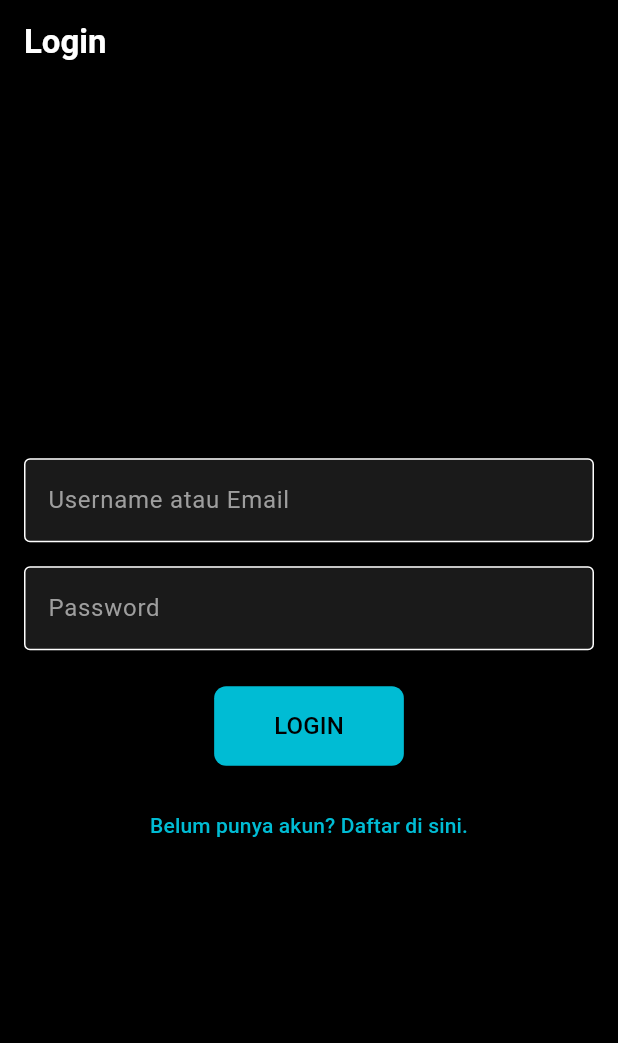
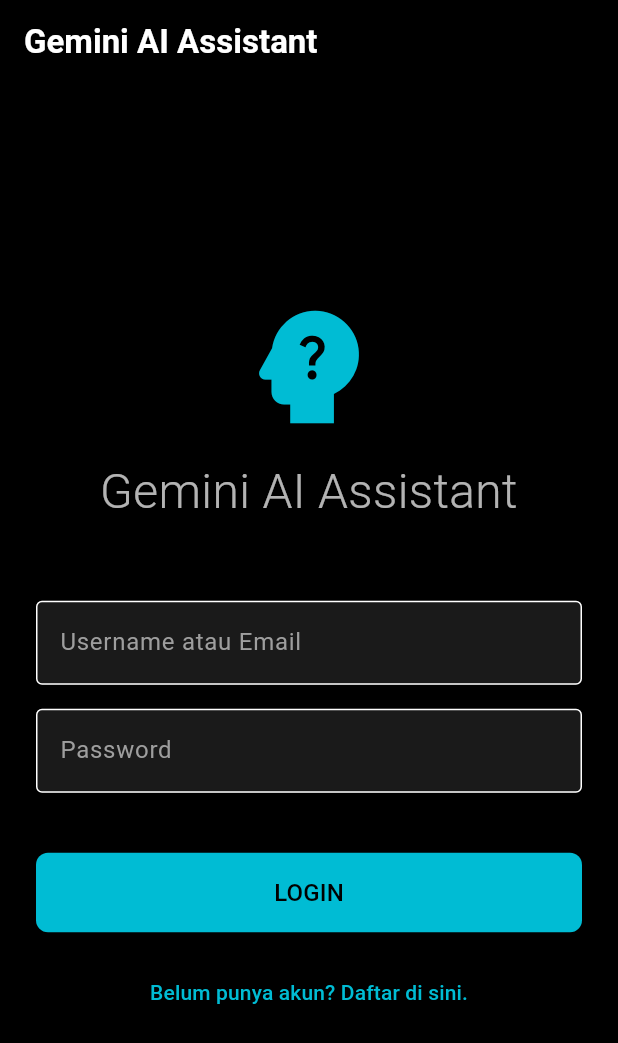
Before and after one commit to Ruben1-byte/uts_gemini_assistant, a Flutter app: the screen it shows after launch, on a phone screen of 412 x 824 dp. Shown: the top 1043 px of the screen. Run offline on Flutter 3.47's test engine with Material 3 defaults, Android fonts, the light colour scheme and no system bars.

Commit message:
fix: Menambah ikon di BottomNavigationBar dan styling LoginScreen

```diff
--- a/lib/about_screen.dart
+++ b/lib/about_screen.dart
@@ -13,7 +13,6 @@ class AboutScreen extends StatelessWidget {
 
     return Scaffold(
       appBar: AppBar(
-        title: const Text('Tentang Aplikasi'),
       ),
       body: Center(
         child: Padding(
@@ -40,7 +39,7 @@ class AboutScreen extends StatelessWidget {
 
 
               const Text(
-                'Aplikasi asisten cerdas ini dibuat untuk tugas UTS dan didukung penuh oleh Google Gemini API.',
+                'Copyright by Challik Ruben_23552011333',
                 textAlign: TextAlign.center,
                 style: TextStyle(fontSize: 16),
               ),
--- a/lib/login_screen.dart
+++ b/lib/login_screen.dart
@@ -1,14 +1,12 @@
 import 'package:flutter/material.dart';
-import 'register_screen.dart'; // Akan dibuat nanti
-import 'home_screen.dart';     // Halaman utama setelah login sukses
+import 'register_screen.dart';
+import 'home_screen.dart';
 
 class LoginScreen extends StatelessWidget {
   const LoginScreen({super.key});
 
   // Fungsi simulasi login
   void _performLogin(BuildContext context) {
-    // Di sini Anda bisa menambahkan logika verifikasi form
-
     // Anggap login sukses, navigasi ke HomeScreen
     Navigator.of(context).pushReplacement(
       MaterialPageRoute(builder: (context) => const HomeScreen()),
@@ -17,13 +15,42 @@ class LoginScreen extends StatelessWidget {
 
   @override
   Widget build(BuildContext context) {
+    // Batas lebar maksimal untuk form input
+    const double maxInputWidth = 400.0;
+
     return Scaffold(
-      appBar: AppBar(title: const Text('Login')),
-      body: Padding(
-        padding: const EdgeInsets.all(16.0),
+      // Hapus AppBar jika Anda menggunakan tema gelap layar penuh (elite design)
+      // Jika tetap ingin ada AppBar, biarkan seperti ini
+      appBar: AppBar(title: const Text('Gemini AI Assistant')),
+      body: Center(
+        child: SingleChildScrollView(
+          padding: const EdgeInsets.all(24.0),
+          child: Container(
+            // Membatasi lebar Container utama
+            constraints: const BoxConstraints(maxWidth: maxInputWidth),
             child: Column(
               mainAxisAlignment: MainAxisAlignment.center,
+              crossAxisAlignment: CrossAxisAlignment.stretch,
               children: [
+                // >>> PENAMBAHAN LAMBANG AI (Paling Sesuai) <<<
+                Icon(
+                  Icons.psychology_alt, // Menggunakan lambang AI
+                  size: 100, // Ukuran lebih besar
+                  // Menggunakan warna primer dari tema (misalnya biru atau cyan)
+                  color: Theme.of(context).primaryColor,
+                ),
+                const SizedBox(height: 10),
+                const Text(
+                  'Gemini AI Assistant', // Judul utama
+                  textAlign: TextAlign.center,
+                  style: TextStyle(
+                    fontSize: 32,
+                    fontWeight: FontWeight.w300, // Font tipis untuk kesan modern
+                  ),
+                ),
+                const SizedBox(height: 50),
+
+                // Text Field Username/Email
                 const TextField(
                   decoration: InputDecoration(
                     labelText: 'Username atau Email',
@@ -31,6 +58,8 @@ class LoginScreen extends StatelessWidget {
                   ),
                 ),
                 const SizedBox(height: 16),
+
+                // Text Field Password
                 const TextField(
                   obscureText: true,
                   decoration: InputDecoration(
@@ -38,25 +67,36 @@ class LoginScreen extends StatelessWidget {
                     border: OutlineInputBorder(),
                   ),
                 ),
-            const SizedBox(height: 24),
+
+                const SizedBox(height: 40),
+
+                // Tombol LOGIN
                 ElevatedButton(
                   onPressed: () => _performLogin(context),
                   style: ElevatedButton.styleFrom(
-                padding: const EdgeInsets.symmetric(horizontal: 40, vertical: 15),
+                    padding: const EdgeInsets.symmetric(vertical: 15),
                   ),
                   child: const Text('LOGIN', style: TextStyle(fontSize: 16)),
                 ),
+
                 const SizedBox(height: 16),
+
+                // Tombol Register
                 TextButton(
                   onPressed: () {
-                // Pindah ke Halaman Register (belum dibuat)
                     Navigator.of(context).push(
                       MaterialPageRoute(builder: (context) => const RegisterScreen()),
                     );
                   },
-              child: const Text('Belum punya akun? Daftar di sini.'),
+                  child: Text(
+                    'Belum punya akun? Daftar di sini.',
+                    // Menggunakan warna aksen dari tema
+                    style: TextStyle(color: Theme.of(context).primaryColor),
+                  ),
                 ),
               ],
+            ),
+          ),
         ),
       ),
     );
--- a/lib/main.dart
+++ b/lib/main.dart
@@ -28,22 +28,22 @@ class MyApp extends StatelessWidget {
       ),
       // Styling AppBar
       appBarTheme: const AppBarTheme(
-        backgroundColor: Colors.black, // AppBar Hitam
-        foregroundColor: Colors.white, // Teks dan Ikon Putih
+        backgroundColor: Colors.black,
+        foregroundColor: Colors.white,
         elevation: 0, // Tanpa bayangan untuk kesan modern
       ),
       // Styling Tombol (ElevatedButton)
       elevatedButtonTheme: ElevatedButtonThemeData(
         style: ElevatedButton.styleFrom(
-          backgroundColor: Colors.cyan, // Tombol menggunakan warna aksen
-          foregroundColor: Colors.black, // Teks tombol hitam (kontras)
+          backgroundColor: Colors.cyan,
+          foregroundColor: Colors.black,
           shape: RoundedRectangleBorder(borderRadius: BorderRadius.circular(8)),
         ),
       ),
       // Styling Input (TextField)
       inputDecorationTheme: const InputDecorationTheme(
         filled: true,
-        fillColor: Color(0xFF1A1A1A), // Warna input lebih gelap dari background
+        fillColor: Color(0xFF1A1A1A),
         border: OutlineInputBorder(
           borderRadius: BorderRadius.all(Radius.circular(10)),
           borderSide: BorderSide.none,
@@ -58,7 +58,7 @@ class MyApp extends StatelessWidget {
   Widget build(BuildContext context) {
     return MaterialApp(
       title: 'Gemini AI Assistant Elite',
-      theme: _darkTheme(), // Terapkan tema gelap
+      theme: _darkTheme(),
       home: const SplashScreen(),
     );
   }
```
Also changed, not shown: lib/home_screen.dart (+21 -6 lines). Lines whose indentation alone changed are shown as unchanged.
